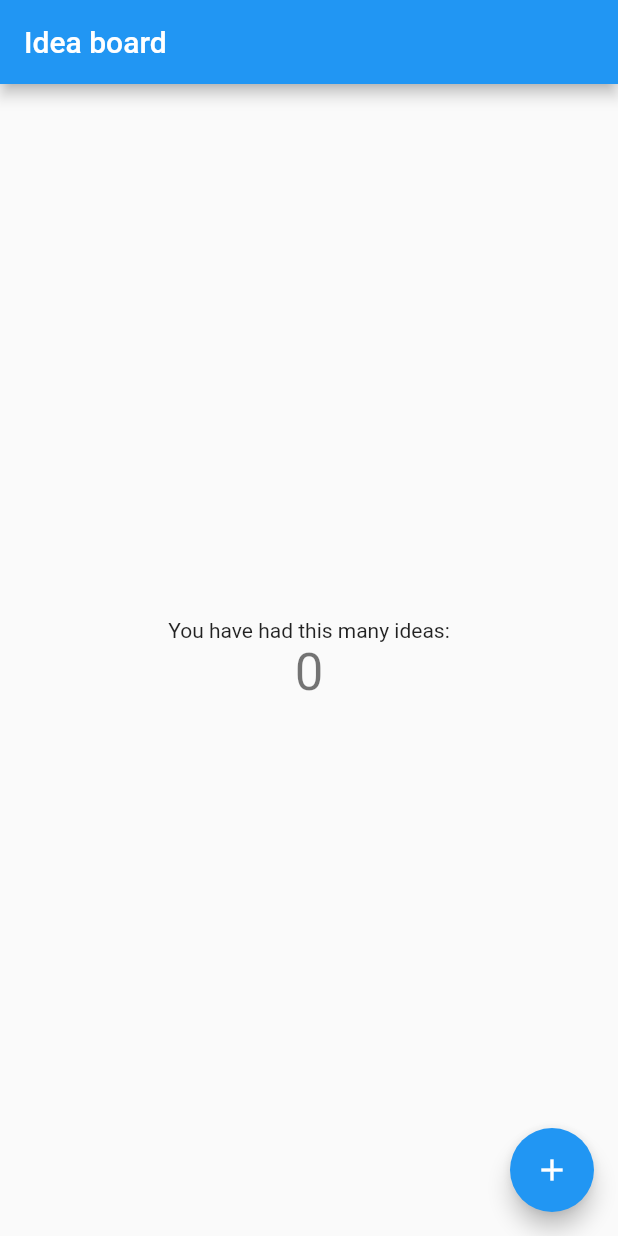
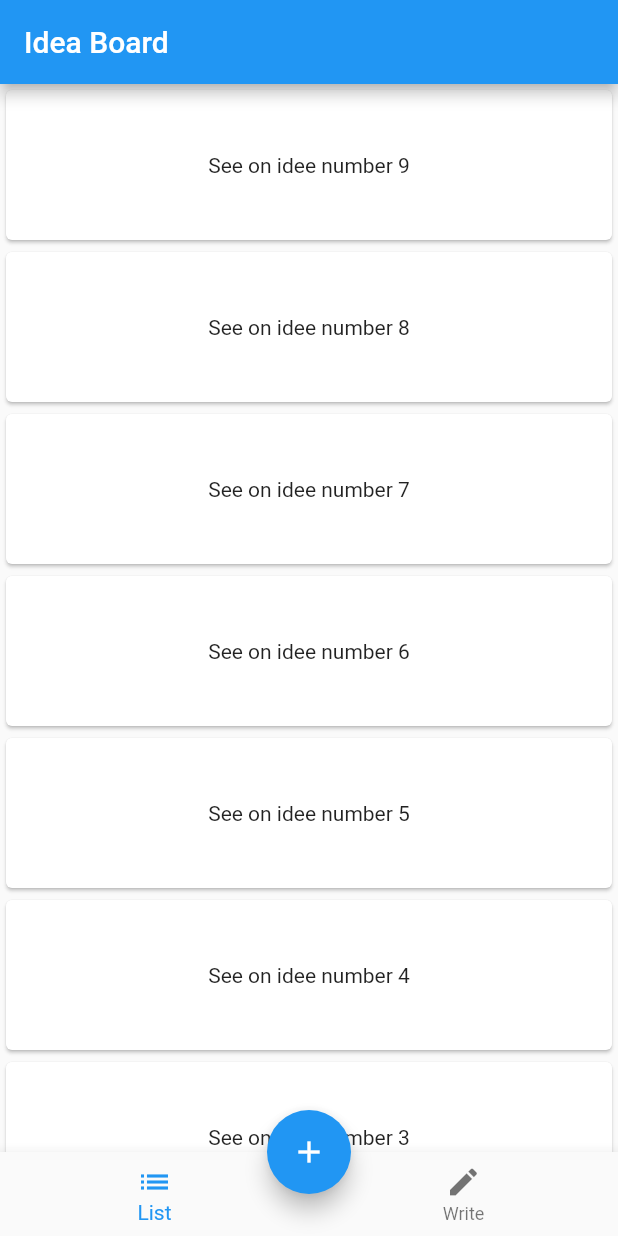
Before and after one commit to randalannus/idea_board, a Flutter app: the screen it shows after launch, on a phone screen of 412 x 824 dp. Run offline on Flutter 3.47's test engine with Material 2 defaults, Android fonts, the phone set to English and light mode, and no system bars.

Commit message:
Add basic writing functionality

```diff
--- /dev/null
+++ b/lib/ideas.dart
@@ -0,0 +1,32 @@
+import 'package:flutter/cupertino.dart';
+
+class IdeasProvider with ChangeNotifier {
+  late final List<Idea> _ideas = [];
+  List<Idea> get ideas => _ideas;
+
+  Idea newIdea() {
+    final idea = Idea(ideas.length, "");
+    ideas.add(idea);
+    notifyListeners();
+    return idea;
+  }
+
+  Idea edit(int id, String text) {
+    ideas[id] = Idea(id, text);
+    notifyListeners();
+    return ideas[id];
+  }
+
+  IdeasProvider() {
+    for (var i = 0; i < 10; i++) {
+      ideas.add(Idea(i, "See on idee number $i"));
+    }
+  }
+}
+
+class Idea {
+  final int id;
+  final String text;
+
+  const Idea(this.id, this.text);
+}
--- /dev/null
+++ b/lib/list_page.dart
@@ -0,0 +1,30 @@
+import 'package:flutter/material.dart';
+import 'package:idea_board/ideas.dart';
+import 'package:provider/provider.dart';
+
+class ListPage extends StatelessWidget {
+  const ListPage({Key? key}) : super(key: key);
+
+  @override
+  Widget build(BuildContext context) {
+    return Consumer<IdeasProvider>(builder: (context, ideasProvider, _) {
+      return SizedBox.expand(
+          child: ListView(children: ideasToCards(ideasProvider.ideas)));
+    });
+  }
+}
+
+List<Widget> ideasToCards(List<Idea> ideas) {
+  final cards = <Widget>[];
+  for (var idea in ideas) {
+    cards.insert(
+        0,
+        Card(
+            child: SizedBox(
+          width: 300,
+          height: 100,
+          child: Center(child: Text(idea.text)),
+        )));
+  }
+  return cards;
+}
--- a/lib/main.dart
+++ b/lib/main.dart
@@ -1,4 +1,8 @@
 import 'package:flutter/material.dart';
+import 'package:idea_board/ideas.dart';
+import 'package:idea_board/list_page.dart';
+import 'package:idea_board/write_page.dart';
+import 'package:provider/provider.dart';
 
 void main() {
   runApp(const MyApp());
@@ -9,31 +13,32 @@ class MyApp extends StatelessWidget {
 
   @override
   Widget build(BuildContext context) {
-    return MaterialApp(
+    return ChangeNotifierProvider<IdeasProvider>(
+      create: (_) => IdeasProvider(),
+      child: MaterialApp(
         title: 'Idea Board',
         theme: ThemeData(
           primarySwatch: Colors.blue,
         ),
-      home: const MyHomePage(title: 'Idea board'),
+        home: const MyHomePage(),
+      ),
     );
   }
 }
 
 class MyHomePage extends StatefulWidget {
-  const MyHomePage({Key? key, required this.title}) : super(key: key);
-
-  final String title;
+  const MyHomePage({Key? key}) : super(key: key);
 
   @override
   State<MyHomePage> createState() => _MyHomePageState();
 }
 
 class _MyHomePageState extends State<MyHomePage> {
-  int _counter = 0;
+  int _activePage = 0;
 
-  void _incrementCounter() {
+  void _setPage(int pageNumber) {
     setState(() {
-      _counter++;
+      _activePage = pageNumber;
     });
   }
 
@@ -41,27 +46,39 @@ class _MyHomePageState extends State<MyHomePage> {
   Widget build(BuildContext context) {
     return Scaffold(
         appBar: AppBar(
-        title: Text(widget.title),
-      ),
-      body: Center(
-        child: Column(
-          mainAxisAlignment: MainAxisAlignment.center,
-          children: <Widget>[
-            const Text(
-              'You have had this many ideas:',
-            ),
-            Text(
-              '$_counter',
-              style: Theme.of(context).textTheme.headline4,
-            ),
-          ],
-        ),
+          title: const Text("Idea Board"),
         ),
         floatingActionButton: FloatingActionButton(
-        onPressed: _incrementCounter,
-        tooltip: 'Increment',
+          onPressed: () => _fabPressed(context),
           child: const Icon(Icons.add),
         ),
-    );
+        floatingActionButtonLocation: FloatingActionButtonLocation.centerDocked,
+        bottomNavigationBar: BottomNavigationBar(
+          items: const [
+            BottomNavigationBarItem(icon: Icon(Icons.list), label: "List"),
+            BottomNavigationBarItem(icon: Icon(Icons.edit), label: "Write"),
+          ],
+          currentIndex: _activePage,
+          onTap: _setPage,
+        ),
+        body: Center(child: pageContent(_activePage)));
   }
 }
+
+Widget pageContent(int pageIndex) {
+  if (pageIndex == 0) return const ListPage();
+  if (pageIndex == 1) return const ListPage();
+  throw "Invalid page index";
+}
+
+void _fabPressed(BuildContext context) {
+  int id = Provider.of<IdeasProvider>(context, listen: false).newIdea().id;
+  Navigator.push(context, MaterialPageRoute<void>(builder: (context) {
+    return Scaffold(
+      appBar: AppBar(
+        title: const Text("New Idea"),
+      ),
+      body: Center(child: WritePage(id)),
+    );
+  }));
+}
--- a/pubspec.yaml
+++ b/pubspec.yaml
@@ -27,9 +27,9 @@ environment:
 # the latest version available on pub.dev. To see which dependencies have newer
 # versions available, run `flutter pub outdated`.
 dependencies:
+  provider: ^6.0.3
   flutter:
     sdk: flutter
-
 
   # The following adds the Cupertino Icons font to your application.
   # Use with the CupertinoIcons class for iOS style icons.
```
Also changed, not shown: lib/write_page.dart (added, +34 -0 lines), pubspec.lock. Lines whose indentation alone changed are shown as unchanged.
